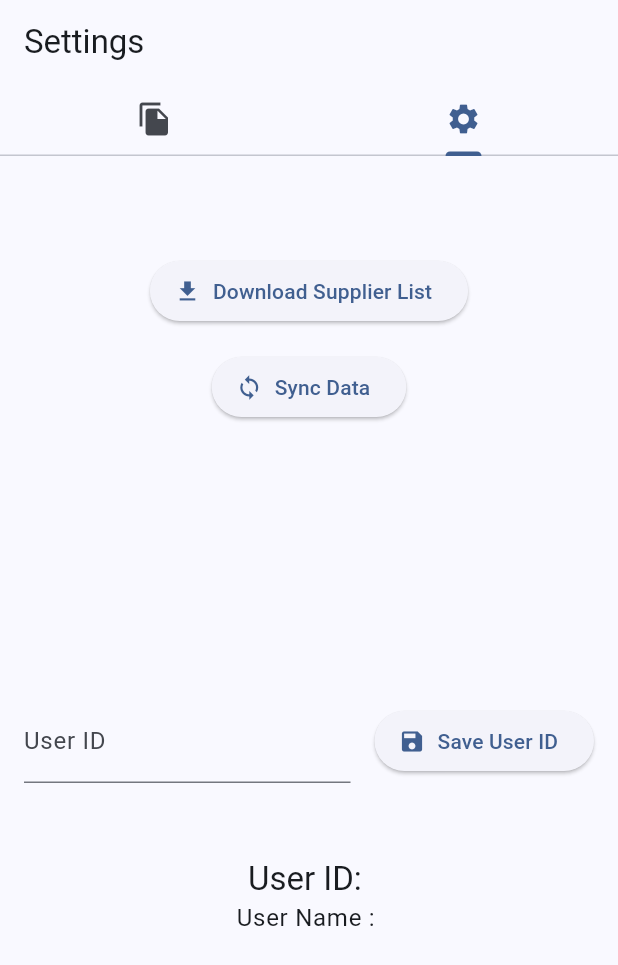
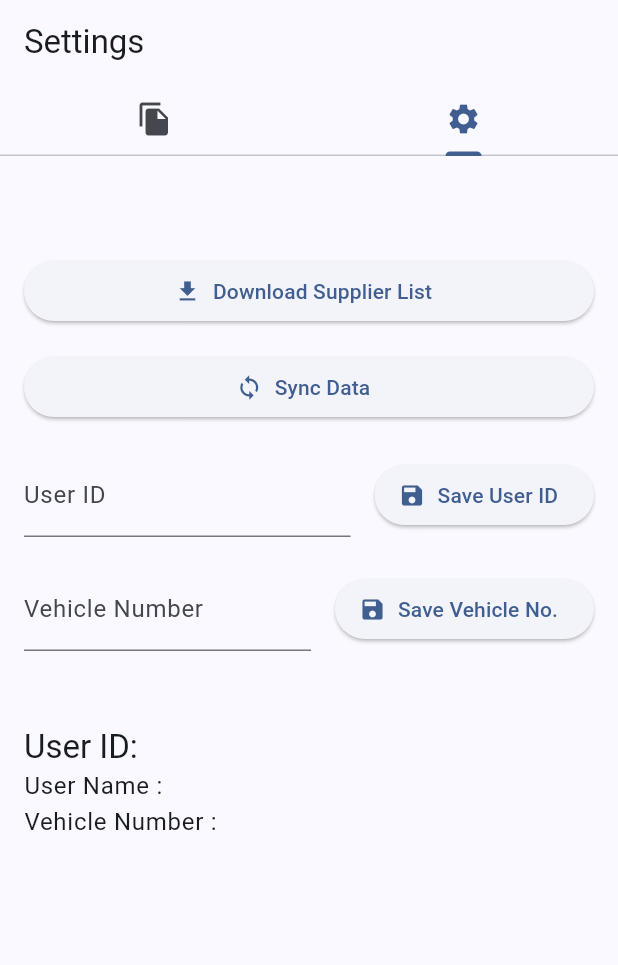
Before and after one commit to Ockersz/Earthfoam-rubber-collection-flutter, a Flutter app: the screen it shows after launch, tab 2 chosen, on a phone screen of 412 x 824 dp. Shown: the top 965 px of the screen. Run offline on Flutter 3.47's test engine with Material 3 defaults, Android fonts, the phone set to English and light mode, and no system bars; our stand-ins replace connectivity_plus, geolocator, shared_preferences; missing offline and left inert: gson, qr_bar_code_scanner_dialog.

Commit message:
Added Vehicle Number field

```diff
--- a/lib/add_suppliers.dart
+++ b/lib/add_suppliers.dart
@@ -14,6 +14,7 @@ class AddSuppliers extends StatefulWidget {
 class _AddSuppliersState extends State<AddSuppliers> {
   late TextEditingController driverUserId;
   late TextEditingController driverUserNameController;
+  late TextEditingController driverVehicleNumberController;
   late DataStorageHelper dataStorageHelper;
 
   @override
@@ -21,15 +22,18 @@ class _AddSuppliersState extends State<AddSuppliers> {
     super.initState();
     driverUserId = TextEditingController();
     driverUserNameController = TextEditingController();
+    driverVehicleNumberController = TextEditingController();
     dataStorageHelper = DataStorageHelper();
     _getSupplierInfo();
   }
 
   void _getSupplierInfo() async {
     String userName = await dataStorageHelper.getUserName();
+    String vehicleNumber = await dataStorageHelper.getVehicleNumber();
 
     setState(() {
       driverUserId.text = userName;
+      driverVehicleNumberController.text = vehicleNumber;
     });
 
     Driver selectedDriver = Driver(0, '');
@@ -56,6 +60,21 @@ class _AddSuppliersState extends State<AddSuppliers> {
         driverUserNameController.text = selectedDriver.userName;
         break;
       }
+    }
+  }
+
+  void _saveVehicleNumber() async {
+    String vehicleNumber = driverVehicleNumberController.text;
+    if (vehicleNumber.isNotEmpty) {
+      DataStorageHelper dataStorageHelper = DataStorageHelper();
+      await dataStorageHelper.saveVehicleNumber(vehicleNumber);
+      setState(() {
+        driverVehicleNumberController.text = vehicleNumber;
+      });
+    } else {
+      ScaffoldMessenger.of(context).showSnackBar(
+        const SnackBar(content: Text('Please Enter Vehicle Number')),
+      );
     }
   }
 
@@ -268,34 +287,35 @@ class _AddSuppliersState extends State<AddSuppliers> {
   Widget build(BuildContext context) {
     return Scaffold(
       body: SafeArea(
+        child: SingleChildScrollView(
           child: Padding(
             padding: const EdgeInsets.all(16.0),
             child: Column(
-            mainAxisAlignment: MainAxisAlignment.spaceBetween,
+              crossAxisAlignment: CrossAxisAlignment.stretch,
               children: [
-              const SizedBox(height: 50.0),
+                SizedBox(height: 50.0),
                 ElevatedButton.icon(
                   onPressed: () {
                     _downloadSupplierList();
                   },
-                icon: const Icon(Icons.download),
-                label: const Text('Download Supplier List'),
+                  icon: Icon(Icons.download),
+                  label: Text('Download Supplier List'),
                 ),
-              const SizedBox(height: 16.0),
+                SizedBox(height: 16.0),
                 ElevatedButton.icon(
                   onPressed: () {
                     _syncCollectionData();
                   },
-                icon: const Icon(Icons.sync),
-                label: const Text('Sync Data'),
+                  icon: Icon(Icons.sync),
+                  label: Text('Sync Data'),
                 ),
-              const Spacer(),
+                SizedBox(height: 20.0),
                 Row(
                   children: [
                     Expanded(
                       child: TextField(
                         controller: driverUserId,
-                      decoration: const InputDecoration(labelText: 'User ID'),
+                        decoration: InputDecoration(labelText: 'User ID'),
                         textAlign: TextAlign.center,
                         inputFormatters: [
                           FilteringTextInputFormatter.digitsOnly,
@@ -303,15 +323,34 @@ class _AddSuppliersState extends State<AddSuppliers> {
                         keyboardType: TextInputType.number,
                       ),
                     ),
-                  const SizedBox(width: 16.0),
+                    SizedBox(width: 16.0),
                     ElevatedButton.icon(
                       onPressed: _saveUserId,
-                    label: const Text('Save User ID'),
-                    icon: const Icon(Icons.save),
+                      label: Text('Save User ID'),
+                      icon: Icon(Icons.save),
                     ),
                   ],
                 ),
-              const SizedBox(height: 50.0),
+                SizedBox(height: 20.0),
+                Row(
+                  children: [
+                    Expanded(
+                      child: TextField(
+                        controller: driverVehicleNumberController,
+                        decoration:
+                            InputDecoration(labelText: 'Vehicle Number'),
+                        textAlign: TextAlign.center,
+                      ),
+                    ),
+                    SizedBox(width: 16.0),
+                    ElevatedButton.icon(
+                      onPressed: _saveVehicleNumber,
+                      label: Text('Save Vehicle No.'),
+                      icon: Icon(Icons.save),
+                    ),
+                  ],
+                ),
+                SizedBox(height: 50.0),
                 Text(
                   'User ID: ${driverUserId.text}',
                   style: Theme.of(context).textTheme.titleLarge,
@@ -320,8 +359,12 @@ class _AddSuppliersState extends State<AddSuppliers> {
                   'User Name : ${driverUserNameController.text}',
                   style: Theme.of(context).textTheme.bodyLarge,
                 ),
-              const Spacer(),
+                Text(
+                  'Vehicle Number : ${driverVehicleNumberController.text}',
+                  style: Theme.of(context).textTheme.bodyLarge,
+                ),
               ],
+            ),
           ),
         ),
       ),
--- a/lib/home.dart
+++ b/lib/home.dart
@@ -271,7 +271,11 @@ class _HomeScreenState extends State<HomeScreen> {
               : supplier.cat01 == 2
                   ? "Non-Organic"
                   : " ";
-          itemmasterid = supplier.itemmasterid;
+          itemmasterid = supplier.cat01 == 1
+              ? 133
+              : supplier.cat01 == 2
+                  ? 127
+                  : 6755;
         });
         break;
       }
```
Also changed, not shown: lib/data_storage_helper.dart (+16 -4 lines), lib/supplier.dart (+4 -13 lines). Lines whose indentation alone changed are shown as unchanged.
